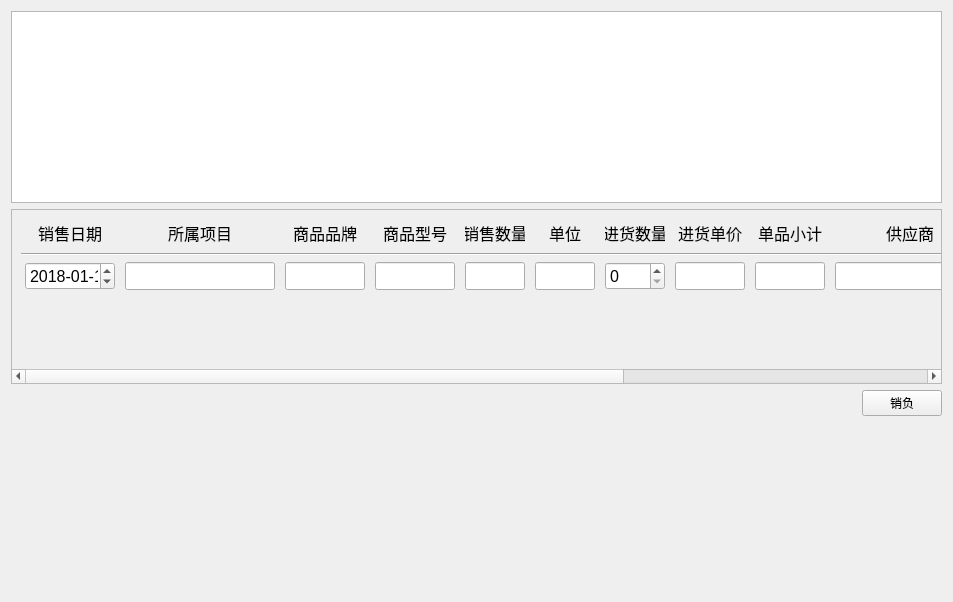
Above: View/buy/ui/ui_write_off_query.ui from zgj0607/Py-store before the change. Below: the same form after it.
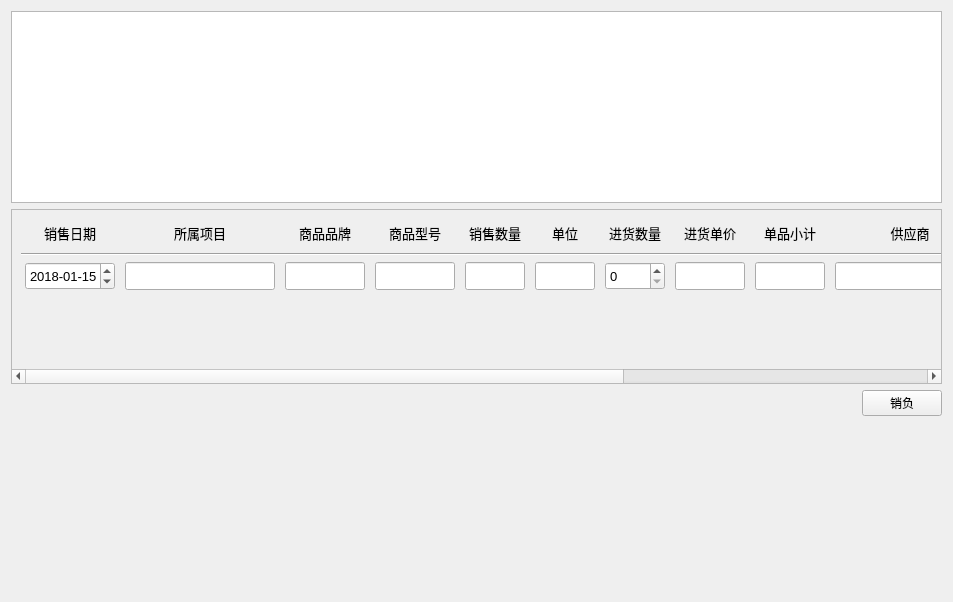
That is the form after the change.

Patch:
```diff
--- a/View/buy/ui/ui_write_off_query.ui
+++ b/View/buy/ui/ui_write_off_query.ui
@@ -41,7 +41,7 @@
         <x>0</x>
         <y>0</y>
         <width>1400</width>
-        <height>148</height>
+        <height>163</height>
        </rect>
       </property>
       <property name="minimumSize">
@@ -75,7 +75,7 @@
            </property>
            <property name="font">
             <font>
-             <pointsize>12</pointsize>
+             <pointsize>10</pointsize>
             </font>
            </property>
            <property name="text">
@@ -102,7 +102,7 @@
            </property>
            <property name="font">
             <font>
-             <pointsize>12</pointsize>
+             <pointsize>10</pointsize>
             </font>
            </property>
            <property name="text">
@@ -129,7 +129,7 @@
            </property>
            <property name="font">
             <font>
-             <pointsize>12</pointsize>
+             <pointsize>10</pointsize>
             </font>
            </property>
            <property name="text">
@@ -156,7 +156,7 @@
            </property>
            <property name="font">
             <font>
-             <pointsize>12</pointsize>
+             <pointsize>10</pointsize>
             </font>
            </property>
            <property name="text">
@@ -183,7 +183,7 @@
            </property>
            <property name="font">
             <font>
-             <pointsize>12</pointsize>
+             <pointsize>10</pointsize>
             </font>
            </property>
            <property name="text">
@@ -210,7 +210,7 @@
            </property>
            <property name="font">
             <font>
-             <pointsize>12</pointsize>
+             <pointsize>10</pointsize>
             </font>
            </property>
            <property name="text">
@@ -237,7 +237,7 @@
            </property>
            <property name="font">
             <font>
-             <pointsize>12</pointsize>
+             <pointsize>10</pointsize>
             </font>
            </property>
            <property name="text">
@@ -264,7 +264,7 @@
            </property>
            <property name="font">
             <font>
-             <pointsize>12</pointsize>
+             <pointsize>10</pointsize>
             </font>
            </property>
            <property name="text">
@@ -291,7 +291,7 @@
            </property>
            <property name="font">
             <font>
-             <pointsize>12</pointsize>
+             <pointsize>10</pointsize>
             </font>
            </property>
            <property name="text">
@@ -318,7 +318,7 @@
            </property>
            <property name="font">
             <font>
-             <pointsize>12</pointsize>
+             <pointsize>10</pointsize>
             </font>
            </property>
            <property name="text">
@@ -464,7 +464,7 @@
            </property>
            <property name="font">
             <font>
-             <pointsize>12</pointsize>
+             <pointsize>10</pointsize>
             </font>
            </property>
            <property name="displayFormat">
@@ -609,7 +609,7 @@
            </property>
            <property name="font">
             <font>
-             <pointsize>12</pointsize>
+             <pointsize>10</pointsize>
             </font>
            </property>
           </widget>
```
Left out of the diff: 35 changed lines with no effect on the pictures.
